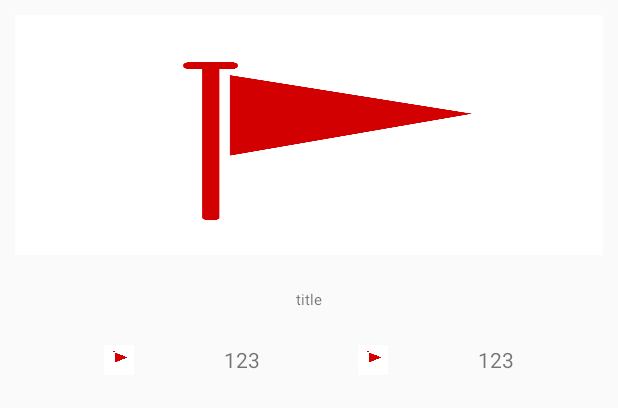
After one commit to Zzy2016/Application1, an Android app: the layout item_recommend.xml on its own in the app's theme, with its tools: preview values and no code run, on a phone screen of 412 x 824 dp. The commit adds this screen. Shown: the top 408 px of the screen. Run offline under Robolectric (Android 15) with nearby library versions, the phone set to English and light mode, and no system bars.

Commit message:
推荐列表完成

```diff
--- a/app/build.gradle
+++ b/app/build.gradle
@@ -34,6 +34,10 @@ dependencies {
 
     implementation 'com.scwang.smartrefresh:SmartRefreshLayout:1.1.1'  //1.0.5及以前版本的老用户升级需谨慎，API改动过大
     implementation 'com.scwang.smartrefresh:SmartRefreshHeader:1.1.1'
-    implementation 'com.google.code.gson:gson:2.8.6'//没有使用特殊Header，可以不加这行
+    implementation 'com.google.code.gson:gson:2.8.6'
+    implementation 'com.google.code.gson:gson:2.8.6'
+    implementation 'com.github.bumptech.glide:glide:4.11.0'//没有使用特殊Header，可以不加这行
+
+    implementation 'com.google.android:flexbox:0.3.0-alpha2'
 
 }
--- a/app/src/main/java/com/example/application1/fragments/HomeFragment.java
+++ b/app/src/main/java/com/example/application1/fragments/HomeFragment.java
@@ -13,10 +13,8 @@ import com.example.application1.home_fragment.HomeFragment1;
 import com.example.application1.home_fragment.HomeFragment2;
 import com.example.application1.home_fragment.HomeFragment3;
 import com.google.android.material.tabs.TabLayout;
-
 import java.util.ArrayList;
 import java.util.List;
-
 import androidx.annotation.NonNull;
 import androidx.annotation.Nullable;
 import androidx.fragment.app.Fragment;
@@ -38,7 +36,7 @@ public class HomeFragment extends Fragment {
     @Override
     public void onCreate(@Nullable Bundle savedInstanceState) {
         super.onCreate(savedInstanceState);
-        Log.e("HomeFragment------", "onCreate");
+
         homeAdapter = new HomeAdapter(getChildFragmentManager());
         fragmentList = new ArrayList<>();
         fragmentList.add(new HomeFragment1());
--- a/app/src/main/java/model/Model.java
+++ b/app/src/main/java/model/RecommendModel.java
@@ -2,7 +2,7 @@ package model;
 
 import java.util.List;
 
-public class Model {
+public class RecommendModel {
 
 
     /**
--- a/app/src/main/res/layout/fragment_home_fragment1.xml
+++ b/app/src/main/res/layout/fragment_home_fragment1.xml
@@ -16,7 +16,7 @@
             android:id="@+id/rv_list"
             android:layout_width="match_parent"
             android:layout_height="match_parent"
-            android:visibility="gone" />
+             />
 
         <LinearLayout
             android:id="@+id/ll_empty"
@@ -24,7 +24,9 @@
             android:layout_height="match_parent"
             android:background="@color/colorPrimary"
             android:gravity="center_vertical|center_horizontal"
-            android:orientation="vertical">
+            android:orientation="vertical"
+            android:visibility="gone"
+            >
 
             <ImageView
                 android:layout_width="200dp"
--- /dev/null
+++ b/app/src/main/res/layout/item_recommend.xml
@@ -0,0 +1,69 @@
+<?xml version="1.0" encoding="utf-8"?>
+<androidx.constraintlayout.widget.ConstraintLayout xmlns:android="http://schemas.android.com/apk/res/android"
+    xmlns:app="http://schemas.android.com/apk/res-auto"
+    android:layout_width="match_parent"
+    android:layout_height="240dp"
+    android:layout_margin="10dp"
+    android:orientation="vertical">
+
+    <ImageView
+        android:id="@+id/image_item"
+        android:layout_width="match_parent"
+        android:layout_height="0dp"
+        android:background="@drawable/menu"
+        app:layout_constraintBottom_toTopOf="@id/tv_item"
+        app:layout_constraintLeft_toLeftOf="parent"
+        app:layout_constraintRight_toRightOf="parent"
+        app:layout_constraintTop_toTopOf="parent" />
+
+    <TextView
+        android:id="@+id/tv_item"
+        android:layout_width="match_parent"
+        android:layout_height="40dp"
+        android:layout_marginTop="10dp"
+        android:layout_marginBottom="10dp"
+        android:gravity="center"
+        android:text="title"
+        android:textSize="10sp"
+        app:layout_constraintBottom_toTopOf="@id/tv_num_right"
+        app:layout_constraintLeft_toLeftOf="parent"
+        app:layout_constraintRight_toRightOf="parent"
+        app:layout_constraintTop_toBottomOf="@id/image_item" />
+
+    <ImageView
+        android:id="@+id/image_item_left"
+        android:layout_width="20dp"
+        android:layout_height="20dp"
+        android:background="@drawable/menu"
+        app:layout_constraintBottom_toBottomOf="parent"
+        app:layout_constraintLeft_toLeftOf="parent"
+        app:layout_constraintRight_toLeftOf="@id/tv_num_left" />
+
+    <TextView
+        android:id="@+id/tv_num_left"
+        android:layout_width="30dp"
+        android:layout_height="20dp"
+        android:text="123"
+        app:layout_constraintBottom_toBottomOf="parent"
+        app:layout_constraintLeft_toRightOf="@id/image_item_left"
+        app:layout_constraintRight_toLeftOf="@id/image_item_right" />
+
+    <ImageView
+        android:id="@+id/image_item_right"
+        android:layout_width="20dp"
+        android:layout_height="20dp"
+        android:background="@drawable/menu"
+        app:layout_constraintBottom_toBottomOf="parent"
+        app:layout_constraintLeft_toRightOf="@id/tv_num_left"
+        app:layout_constraintRight_toLeftOf="@id/tv_num_right" />
+
+    <TextView
+        android:id="@+id/tv_num_right"
+        android:layout_width="wrap_content"
+        android:layout_height="20dp"
+        android:text="123"
+        app:layout_constraintBottom_toBottomOf="parent"
+        app:layout_constraintLeft_toRightOf="@id/image_item_right"
+        app:layout_constraintRight_toRightOf="parent" />
+
+</androidx.constraintlayout.widget.ConstraintLayout>
```
Also changed, not shown: app/src/main/java/com/example/application1/ClassFragment.java (deleted, +0 -72 lines), app/src/main/java/com/example/application1/HomeFragment.java (deleted, +0 -79 lines), app/src/main/java/com/example/application1/LiveFragment.java (deleted, +0 -77 lines), app/src/main/java/com/example/application1/SetFragment.java (deleted, +0 -66 lines), app/src/main/java/com/example/application1/adapter/RecommendAdapter.java (added, +100 -0 lines), app/src/main/java/com/example/application1/home_fragment/HomeFragment1.java (+58 -51 lines), app/src/main/res/layout/fragment_class.xml (deleted, +0 -15 lines), app/src/main/res/layout/fragment_live.xml (deleted, +0 -15 lines), app/src/main/res/layout/fragment_set.xml (deleted, +0 -15 lines).
